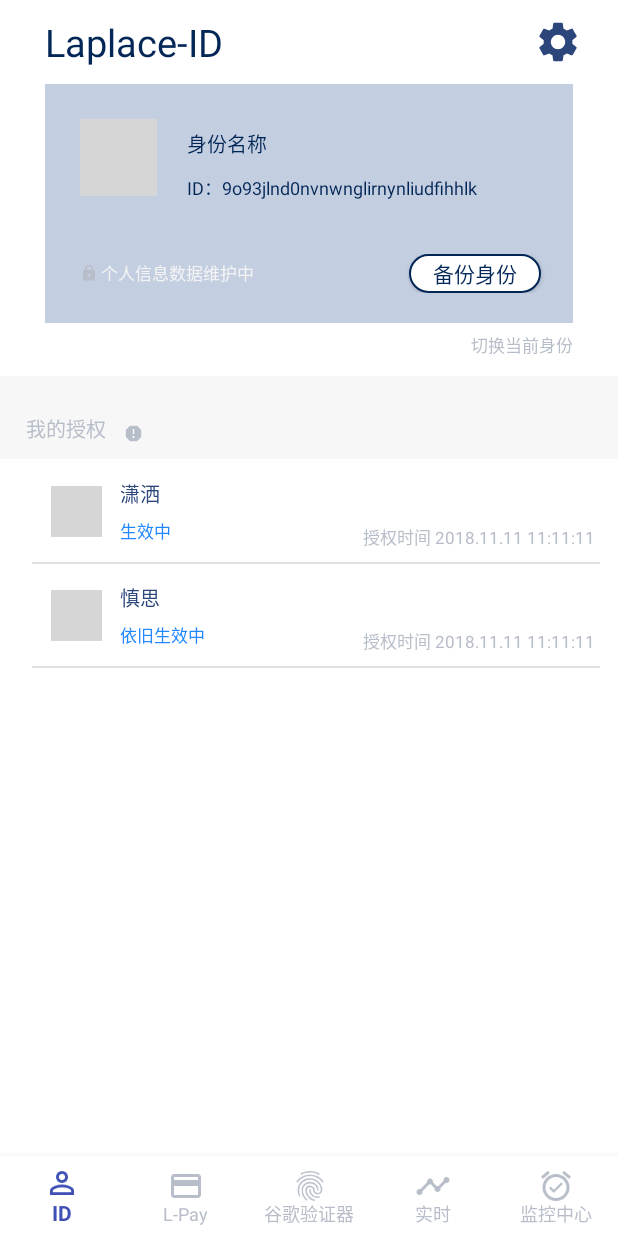
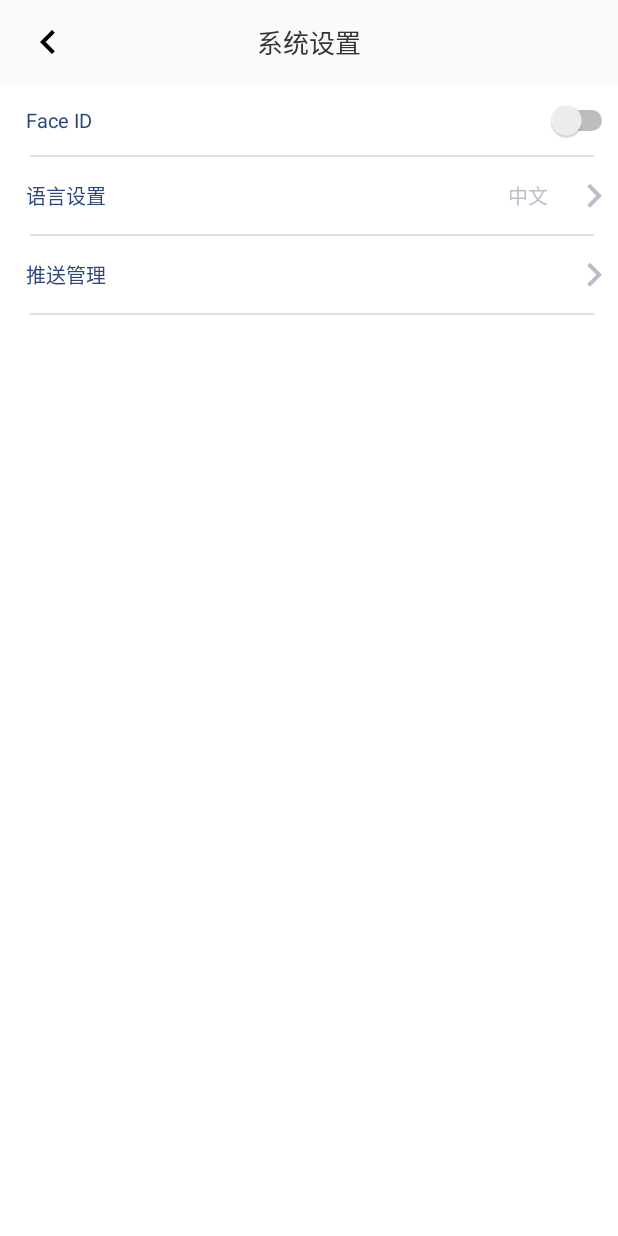
Before and after one commit to LaplaceNetwork/Android, an Android app: the screen it shows after launch (IndexActivity before the commit, SystemSettingActivity after it), after a tap on an icon or button, on a phone screen of 412 x 824 dp. Run offline under Robolectric (Android 15) with nearby library versions, the phone set to English and light mode, and no system bars; pictures from the network do not load; grey boxes are pictures that could not be loaded.

Commit message:
init SystemSettingActivity and LanguageSettingActivity

```diff
--- a/app/build.gradle
+++ b/app/build.gradle
@@ -29,4 +29,5 @@ dependencies {
     androidTestImplementation 'com.android.support.test:runner:1.0.2'
     androidTestImplementation 'com.android.support.test.espresso:espresso-core:3.0.2'
     implementation 'com.github.bumptech.glide:glide:4.8.0'
+    implementation 'jp.wasabeef:glide-transformations:3.3.0'
 }
--- a/app/src/main/AndroidManifest.xml
+++ b/app/src/main/AndroidManifest.xml
@@ -2,7 +2,7 @@
 <manifest xmlns:android="http://schemas.android.com/apk/res/android"
     package="com.orangechain.laplace">
 
-    <uses-permission android:name="android.permission.INTERNET"/>
+    <uses-permission android:name="android.permission.INTERNET" />
 
     <application
         android:name=".base.basehelper.MyApplication"
@@ -30,7 +30,9 @@
         <activity android:name=".activity.guideregistration.BackupsIdentityActivity" />
         <activity android:name=".activity.guideregistration.BackupsIdentityActionActivity" />
         <activity android:name=".activity.guideregistration.BackupsQRCodeActivity" />
-        <activity android:name=".base.BaseBottomNavigationActivity"></activity>
+        <activity android:name=".base.BaseBottomNavigationActivity" />
+        <activity android:name=".activity.identity.setting.SystemSettingActivity" />
+        <activity android:name=".activity.identity.setting.LanguageSettingActivity"></activity>
     </application>
 
 </manifest>
--- a/app/src/main/java/com/orangechain/laplace/activity/IndexActivity.java
+++ b/app/src/main/java/com/orangechain/laplace/activity/IndexActivity.java
@@ -23,6 +23,7 @@ import com.orangechain.laplace.activity.googleverify.GoogleVerityFragment;
 import com.orangechain.laplace.activity.guideregistration.CreatIdentityActivity;
 import com.orangechain.laplace.activity.guideregistration.LeadInIdentityActivity;
 import com.orangechain.laplace.activity.identity.IdentityFragment;
+import com.orangechain.laplace.activity.identity.setting.SystemSettingActivity;
 import com.orangechain.laplace.activity.monitoringcenter.MonitoringCenterFragment;
 import com.orangechain.laplace.activity.pay.PayFragment;
 import com.orangechain.laplace.base.BaseActivityCollector;
@@ -36,6 +37,7 @@ public class IndexActivity extends BaseBottomNavigationActivity implements Botto
 
     //初次初始化
     private boolean isFirstInit = false;
+    private int currentPage; //记录当前的主功能界面
 
     //几个主要的home界面
     private CurrentTimeFragment currentTimeFragment;
@@ -144,6 +146,9 @@ public class IndexActivity extends BaseBottomNavigationActivity implements Botto
     //修改顶部导航栏样式
     public void changeToolBarContent(int page){
 
+        //记录当前的主功能界面
+        currentPage = page;
+
         android.support.v7.widget.Toolbar toolbar = getToolBar();
         switch (page) {
             case R.id.nav_home_id:
@@ -156,6 +161,7 @@ public class IndexActivity extends BaseBottomNavigationActivity implements Botto
                 ((laplaceToolbar) toolbar).setRightTitleDrawable(R.drawable.baseline_settings_black_24dp);
                 ((laplaceToolbar) toolbar).setRightTitlePadding(0,0,21,0);
 
+                //修改toobar背景色
                 toolbar.setBackgroundColor(getResources().getColor(R.color.colorWhite));
                 changePictureColor(R.drawable.baseline_settings_black_24dp,R.color.color2C467B);
 
@@ -250,6 +256,28 @@ public class IndexActivity extends BaseBottomNavigationActivity implements Botto
 
     }
 
+    /**
+     * 执行右边点击按钮 执行相关功能
+     */
+    @Override
+    public void rightFirstButtonAction() {
+
+        switch (currentPage) {
+
+            case R.id.nav_home_id:
+                //进入设置界面
+                SystemSettingActivity systemSettingActivity = new SystemSettingActivity();
+                systemSettingActivity.pushActivity(IndexActivity.this);
+
+                default:
+                    return;
+
+
+        }
+
+
+    }
+
     //修改资源图片颜色
     public void changePictureColor(int imageRes,int color) {
         Drawable imageViewDraw = ContextCompat.getDrawable(this, imageRes);
--- a/app/src/main/java/com/orangechain/laplace/activity/identity/IdentityFragment.java
+++ b/app/src/main/java/com/orangechain/laplace/activity/identity/IdentityFragment.java
@@ -11,6 +11,7 @@ import android.widget.ListView;
 import android.widget.Toast;
 
 import com.bumptech.glide.Glide;
+import com.bumptech.glide.load.resource.bitmap.CircleCrop;
 import com.orangechain.laplace.R;
 import com.orangechain.laplace.ToolUtil.ToolHelper;
 import com.orangechain.laplace.activity.IndexActivity;
@@ -20,6 +21,8 @@ import com.orangechain.laplace.base.BaseFragment;
 
 import java.util.ArrayList;
 import java.util.List;
+
+import static com.bumptech.glide.request.RequestOptions.bitmapTransform;
 
 /**
  * A simple {@link Fragment} subclass.
@@ -33,8 +36,10 @@ public class IdentityFragment extends BaseFragment {
     public void initWithView(View view) {
 
         ImageView protectImageView = view.findViewById(R.id.identity_usericon_imageview);
+
+        //这边需要对图片做一个剪裁 圆角剪裁
         Glide.with(this).load("https://timgsa.baidu.com/timg?image&quality=80&size=b9999_10000&sec=1539608309718&di=b2379fa2bb33ffbc19a0507f54ea4f21&imgtype=0&src=http%3A%2F%2Fimg3.duitang.com%2Fuploads%2Fitem%2F201501%2F25%2F20150125094219_cWXuL.jpeg")
-                .into(protectImageView);
+                .apply(bitmapTransform(new CircleCrop())).into(protectImageView);
 
 
         //创建数据源
--- a/app/src/main/java/com/orangechain/laplace/activity/identity/adapter/IdetityFragmentAdapter.java
+++ b/app/src/main/java/com/orangechain/laplace/activity/identity/adapter/IdetityFragmentAdapter.java
@@ -10,11 +10,13 @@ import android.widget.ImageView;
 import android.widget.TextView;
 
 import com.bumptech.glide.Glide;
+import com.bumptech.glide.load.resource.bitmap.CircleCrop;
 import com.orangechain.laplace.R;
-import com.orangechain.laplace.activity.identity.IdentityFragment;
 import com.orangechain.laplace.activity.identity.bean.IdentityFragmentBean;
 
 import java.util.List;
+
+import static com.bumptech.glide.request.RequestOptions.bitmapTransform;
 
 public class IdetityFragmentAdapter extends ArrayAdapter {
 
@@ -59,7 +61,7 @@ public class IdetityFragmentAdapter extends ArrayAdapter {
         viewHolder.timeliness.setText(identityFragmentBean.getTimeliness());
         viewHolder.time.setText(identityFragmentBean.getDate());
 
-        Glide.with(superFragment).load(identityFragmentBean.getImgUrl()).into(viewHolder.image);
+        Glide.with(superFragment).load(identityFragmentBean.getImgUrl()).apply(bitmapTransform(new CircleCrop())).into(viewHolder.image);
 
         return view;
     }
--- /dev/null
+++ b/app/src/main/java/com/orangechain/laplace/activity/identity/setting/LanguageSettingActivity.java
@@ -0,0 +1,31 @@
+package com.orangechain.laplace.activity.identity.setting;
+
+import android.content.Context;
+import android.content.Intent;
+import android.support.v7.app.AppCompatActivity;
+import android.os.Bundle;
+
+import com.orangechain.laplace.R;
+import com.orangechain.laplace.base.BaseActivity;
+
+public class LanguageSettingActivity extends BaseActivity {
+
+
+    @Override
+    public void initWithView() {
+
+        setToolBarText("语言设置");
+
+    }
+
+    @Override
+    public int getLayoutId() {
+        return R.layout.activity_language_setting;
+    }
+
+    @Override
+    public void pushActivity(Context context) {
+        Intent intent = getLaunchIntent(context,LanguageSettingActivity.class);
+        startWithNewAnimation(context,intent);
+    }
+}
--- /dev/null
+++ b/app/src/main/java/com/orangechain/laplace/activity/identity/setting/SystemSettingActivity.java
@@ -0,0 +1,77 @@
+package com.orangechain.laplace.activity.identity.setting;
+
+import android.content.Context;
+import android.content.Intent;
+import android.support.v7.app.AppCompatActivity;
+import android.os.Bundle;
+import android.view.LayoutInflater;
+import android.view.View;
+import android.widget.AdapterView;
+import android.widget.Button;
+import android.widget.ListView;
+import android.widget.Toast;
+
+import com.orangechain.laplace.R;
+import com.orangechain.laplace.ToolUtil.ToolHelper;
+import com.orangechain.laplace.activity.IndexActivity;
+import com.orangechain.laplace.activity.identity.bean.IdentityFragmentBean;
+import com.orangechain.laplace.activity.identity.setting.adapter.SystemSettingAdapter;
+import com.orangechain.laplace.activity.identity.setting.bean.SystemSettingBean;
+import com.orangechain.laplace.base.BaseActivity;
+import com.orangechain.laplace.interfac.SystemSettingInterface;
+
+import java.util.ArrayList;
+import java.util.List;
+
+public class SystemSettingActivity extends BaseActivity implements SystemSettingInterface {
+
+
+    private List<SystemSettingBean> listArr = new ArrayList<>();
+
+
+    @Override
+    public void initWithView() {
+
+        setToolBarText("系统设置");
+
+        listArr.clear();
+
+        //创建数据源
+        SystemSettingBean bean0 = new SystemSettingBean("Face ID", true, "");
+        SystemSettingBean bean1 = new SystemSettingBean("语言设置", false, "中文");
+        SystemSettingBean bean2 = new SystemSettingBean("推送管理", false, "");
+
+        listArr.add(bean0);
+        listArr.add(bean1);
+        listArr.add(bean2);
+
+        SystemSettingAdapter adapter = new SystemSettingAdapter(this, R.layout.system_setting_item, listArr);
+        ListView listView = findViewById(R.id.system_setting_listview);
+        listView.setAdapter(adapter);
+
+        //修改图片的颜色
+        getSupportActionBar().setHomeAsUpIndicator(ToolHelper.changePictureColor(this, R.color.colorB8BEC9, R.drawable.baseline_keyboard_arrow_right_black_24dp));
+
+    }
+
+    @Override
+    public int getLayoutId() {
+        return R.layout.activity_system_setting;
+    }
+
+    @Override
+    public void pushActivity(Context context) {
+        Intent intent = getLaunchIntent(context, SystemSettingActivity.class);
+        startWithNewAnimation(context, intent);
+    }
+
+    @Override
+    public void clickRightButton(String buttonMark) {
+
+        if (buttonMark == "language") {
+            LanguageSettingActivity languageSettingActivity = new LanguageSettingActivity();
+            languageSettingActivity.pushActivity(SystemSettingActivity.this);
+        }
+
+    }
+}
--- /dev/null
+++ b/app/src/main/java/com/orangechain/laplace/activity/identity/setting/adapter/SystemSettingAdapter.java
@@ -0,0 +1,92 @@
+package com.orangechain.laplace.activity.identity.setting.adapter;
+
+import android.content.Context;
+import android.view.LayoutInflater;
+import android.view.View;
+import android.view.ViewGroup;
+import android.widget.ArrayAdapter;
+import android.widget.Button;
+import android.widget.Switch;
+import android.widget.TextView;
+
+import com.orangechain.laplace.R;
+import com.orangechain.laplace.activity.identity.setting.SystemSettingActivity;
+import com.orangechain.laplace.activity.identity.setting.bean.SystemSettingBean;
+import com.orangechain.laplace.interfac.SystemSettingInterface;
+
+import java.util.List;
+
+public class SystemSettingAdapter extends ArrayAdapter {
+
+    private int resourceId;
+
+    final private SystemSettingActivity mActivity;
+
+    public SystemSettingAdapter(Context context, int resource, List<SystemSettingBean> objects) {
+        super(context, resource, objects);
+
+        this.resourceId = resource;
+        this.mActivity = (SystemSettingActivity) context;
+    }
+
+    @Override
+    public View getView(int position, View convertView, ViewGroup parent) {
+
+        //获取数据源
+        SystemSettingBean bean = (SystemSettingBean) getItem(position);
+
+        //创建view
+        View view;
+        viewHolder viewHolder;
+
+        if (convertView == null) {
+
+            view = LayoutInflater.from(getContext()).inflate(R.layout.system_setting_item,parent,false);
+
+            viewHolder = new viewHolder();
+
+            viewHolder.nameTextView = view.findViewById(R.id.system_setting_item_name);
+            viewHolder.aSwitch = view.findViewById(R.id.system_setting_item_switch);
+            viewHolder.rightButton = view.findViewById(R.id.system_setting_item_action);
+
+            view.setTag(viewHolder);
+
+        } else {
+
+            view = convertView;
+
+            viewHolder = (viewHolder) view.getTag();
+        }
+
+        viewHolder.nameTextView.setText(bean.getName());
+        viewHolder.rightButton.setText(bean.getRightButtonContent());
+        viewHolder.rightButton.setOnClickListener(new View.OnClickListener() {
+            @Override
+            public void onClick(View v) {
+                mActivity.clickRightButton("language");
+            }
+        });
+
+
+        if (bean.isShowSwitch()) {
+            viewHolder.aSwitch.setVisibility(View.VISIBLE);
+            viewHolder.rightButton.setVisibility(View.GONE);
+        } else {
+            viewHolder.aSwitch.setVisibility(View.GONE);
+            viewHolder.rightButton.setVisibility(View.VISIBLE);
+        }
+
+        return view;
+    }
+
+     class viewHolder {
+
+        TextView nameTextView;
+
+        Switch aSwitch;
+
+        Button rightButton;
+
+     }
+
+}
--- /dev/null
+++ b/app/src/main/java/com/orangechain/laplace/activity/identity/setting/bean/SystemSettingBean.java
@@ -0,0 +1,40 @@
+package com.orangechain.laplace.activity.identity.setting.bean;
+
+public class SystemSettingBean {
+
+    String name;
+
+    boolean showSwitch;//控制是否显示switch按钮  switch显示 则按钮隐藏
+
+    String rightButtonContent;//右边按钮功能
+
+    public SystemSettingBean(String name, boolean showSwitch, String rightButtonContent) {
+        this.name = name;
+        this.showSwitch = showSwitch;
+        this.rightButtonContent = rightButtonContent;
+    }
+
+    public String getName() {
+        return name;
+    }
+
+    public void setName(String name) {
+        this.name = name;
+    }
+
+    public boolean isShowSwitch() {
+        return showSwitch;
+    }
+
+    public void setShowSwitch(boolean showSwitch) {
+        this.showSwitch = showSwitch;
+    }
+
+    public String getRightButtonContent() {
+        return rightButtonContent;
+    }
+
+    public void setRightButtonContent(String rightButtonContent) {
+        this.rightButtonContent = rightButtonContent;
+    }
+}
--- a/app/src/main/java/com/orangechain/laplace/base/BaseActivity.java
+++ b/app/src/main/java/com/orangechain/laplace/base/BaseActivity.java
@@ -84,6 +84,9 @@ public abstract class BaseActivity extends AppCompatActivity {
 
         setContentView(getLayoutId());
 
+        //设置状态栏默认颜色
+        setStatusBarColor(this,getResources().getColor(R.color.color022656));
+
         initWithView();
     }
 
@@ -106,7 +109,8 @@ public abstract class BaseActivity extends AppCompatActivity {
         toolbar.setRightTitleClickListener(new View.OnClickListener() {
             @Override
             public void onClick(View v) {
-                Toast.makeText(BaseActivity.this, "点击了右侧Title", Toast.LENGTH_SHORT).show();
+                //执行toolbar右边点击按钮的事件
+                rightFirstButtonAction();
             }
         });
 
@@ -143,6 +147,7 @@ public abstract class BaseActivity extends AppCompatActivity {
         Configuration configuration = resource.getConfiguration();
         configuration.fontScale = 1.0f;// 设置字体的缩放比例
         resource.updateConfiguration(configuration, resource.getDisplayMetrics());
+
     }
 
     /**
@@ -228,6 +233,14 @@ public abstract class BaseActivity extends AppCompatActivity {
     }
 
     /**
+     * 右边按钮事件 firstbutton
+     */
+    public void rightFirstButtonAction() {
+
+        //子类去实现
+    }
+
+    /**
      * 重写系统返回事件
      * @param keyCode
      * @param event
@@ -244,7 +257,7 @@ public abstract class BaseActivity extends AppCompatActivity {
     }
 
     /**
-     * ******************************此处管理活动之间跳转的动画
+     * ******************************此处管理活动之间跳转的动画***********************
      */
 
     /**
@@ -354,7 +367,7 @@ public abstract class BaseActivity extends AppCompatActivity {
     }
 
     /**
-     * ******************************此处管理屏幕的一些内容
+     * ******************************此处管理屏幕的一些内容*************************
      */
 
     /**
@@ -383,6 +396,9 @@ public abstract class BaseActivity extends AppCompatActivity {
         return new int[]{screenWidth, screenHeight};
     }
 
+    /**
+     * 处理布局文件 和 代码viewID不统一的问题
+     */
 
     private static final AtomicInteger sNextGeneratedId = new AtomicInteger(1);
 
--- /dev/null
+++ b/app/src/main/java/com/orangechain/laplace/interfac/SystemSettingInterface.java
@@ -0,0 +1,7 @@
+package com.orangechain.laplace.interfac;
+
+public interface SystemSettingInterface {
+
+    void clickRightButton(String buttonMark);
+
+}
--- /dev/null
+++ b/app/src/main/res/drawable/btn_bg_normal_only_transparent.xml
@@ -0,0 +1,7 @@
+<?xml version="1.0" encoding="utf-8"?>
+<shape xmlns:android="http://schemas.android.com/apk/res/android"
+    android:shape="rectangle">
+    <solid android:color="@color/colorWhite"/>
+    <stroke android:color="@color/colorWhite"
+        android:width="0dp"/>
+</shape>
--- /dev/null
+++ b/app/src/main/res/drawable/btn_selector_only_transparent.xml
@@ -0,0 +1,5 @@
+<?xml version="1.0" encoding="utf-8"?>
+<selector xmlns:android="http://schemas.android.com/apk/res/android">
+    <item android:drawable="@drawable/btn_bg_normal_only_transparent" android:state_checked="false"/>
+    <item android:drawable="@drawable/btn_bg_normal_only_transparent" android:state_checked="true"/>
+</selector>
--- a/app/src/main/res/layout/activity_base.xml
+++ b/app/src/main/res/layout/activity_base.xml
@@ -11,7 +11,6 @@
         android:id="@+id/toolbar"
         android:layout_width="match_parent"
         android:layout_height="?attr/actionBarSize"
-        android:background="@color/colorWhite"
         android:layout_alignParentTop="true"
         android:fitsSystemWindows="true"
         app:contentInsetLeft="0dp"
--- /dev/null
+++ b/app/src/main/res/layout/activity_language_setting.xml
@@ -0,0 +1,29 @@
+<?xml version="1.0" encoding="utf-8"?>
+<RelativeLayout xmlns:android="http://schemas.android.com/apk/res/android"
+    xmlns:app="http://schemas.android.com/apk/res-auto"
+    xmlns:tools="http://schemas.android.com/tools"
+    android:layout_width="match_parent"
+    android:layout_height="match_parent"
+    tools:context=".activity.identity.setting.LanguageSettingActivity">
+
+
+    <Button android:id="@+id/language_setting_button"
+        android:layout_width="320dp"
+        android:layout_height="44dp"
+        android:layout_alignParentBottom="true"
+        android:layout_marginBottom="78dp"
+        android:layout_centerHorizontal="true"
+        android:text="确定"
+        android:textColor="@color/colorWhite"
+        android:background="@drawable/btn_selector_fingerprint"
+        />
+
+    <ListView android:id="@+id/language_setting_listview"
+        android:layout_height="match_parent"
+        android:layout_width="match_parent"
+        android:background="@color/colorWhite"
+        android:layout_above="@id/language_setting_button"
+        android:divider="#00000000" />
+
+
+</RelativeLayout>
--- /dev/null
+++ b/app/src/main/res/layout/activity_system_setting.xml
@@ -0,0 +1,16 @@
+<?xml version="1.0" encoding="utf-8"?>
+<RelativeLayout xmlns:android="http://schemas.android.com/apk/res/android"
+    xmlns:app="http://schemas.android.com/apk/res-auto"
+    xmlns:tools="http://schemas.android.com/tools"
+    android:layout_width="match_parent"
+    android:layout_height="match_parent"
+    android:background="@color/colorWhite"
+    tools:context=".activity.identity.setting.SystemSettingActivity">
+
+    <ListView android:id="@+id/system_setting_listview"
+        android:layout_width="match_parent"
+        android:layout_height="match_parent"
+        android:divider="#00000000"/>
+
+
+</RelativeLayout>
--- /dev/null
+++ b/app/src/main/res/layout/system_setting_item.xml
@@ -0,0 +1,48 @@
+<?xml version="1.0" encoding="utf-8"?>
+<RelativeLayout xmlns:android="http://schemas.android.com/apk/res/android"
+    android:layout_width="match_parent"
+    android:layout_height="match_parent">
+
+    <TextView android:id="@+id/system_setting_item_name"
+        android:layout_height="wrap_content"
+        android:layout_width="wrap_content"
+        android:text="测试"
+        android:textColor="@color/color2C467B"
+        android:textSize="@dimen/text_size_13"
+        android:layout_centerVertical="true"
+        android:layout_marginTop="20dp"
+        android:layout_marginBottom="10dp"
+        android:layout_marginLeft="17dp"/>
+
+    <Button android:id="@+id/system_setting_item_action"
+        android:layout_height="wrap_content"
+        android:layout_width="wrap_content"
+        android:drawableRight="@drawable/baseline_keyboard_arrow_right_black_24dp"
+        android:textColor="@color/colorB8BEC9"
+        android:textSize="@dimen/text_size_13"
+        android:background="@drawable/btn_selector_only_transparent"
+        android:stateListAnimator="@null"
+        android:layout_centerVertical="true"
+        android:layout_alignParentRight="true"
+        android:layout_marginTop="2dp"
+        android:layout_marginBottom="3dp"
+        />
+
+    <Switch android:id="@+id/system_setting_item_switch"
+        android:layout_width="wrap_content"
+        android:layout_height="wrap_content"
+        android:layout_toLeftOf="@id/system_setting_item_action"
+        android:layout_alignParentRight="true"
+        android:layout_centerVertical="true"
+        android:visibility="gone"
+        />
+
+    <TextView android:id="@+id/system_setting_item_line"
+        android:layout_width="match_parent"
+        android:layout_height="@dimen/line_size_common"
+        android:background="@color/colorE1E0E0"
+        android:layout_alignParentBottom="true"
+        android:layout_marginRight="16dp"
+        android:layout_marginLeft="20dp"/>
+
+</RelativeLayout>
```
Also changed, not shown: app/src/main/res/drawable-hdpi/baseline_keyboard_arrow_right_black_24dp.png (added).
